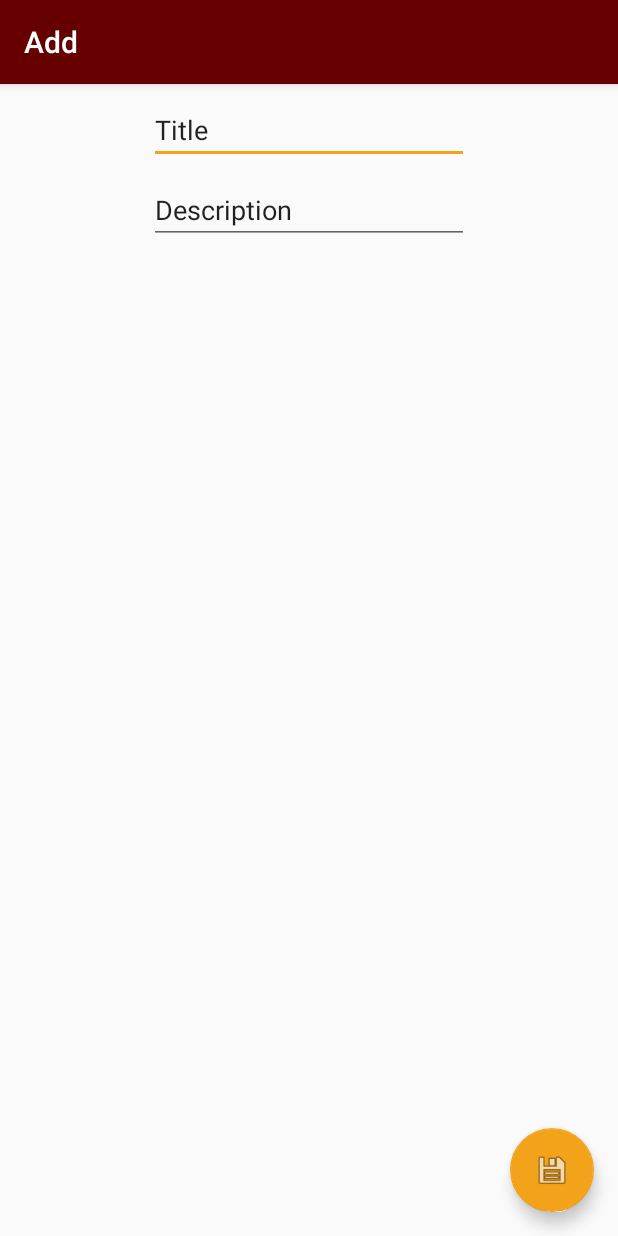
After one commit to RikSlendebroek/Level4, an Android app: the Add screen opened directly, with no data from a screen before it, on a phone screen of 412 x 824 dp. The commit adds this screen. Run offline under Robolectric (Android 15) with nearby library versions, the phone set to English and light mode, and no system bars.

Commit message:
Bucket list

```diff
--- a/app/src/main/AndroidManifest.xml
+++ b/app/src/main/AndroidManifest.xml
@@ -9,6 +9,10 @@
         android:roundIcon="@mipmap/ic_launcher_round"
         android:supportsRtl="true"
         android:theme="@style/AppTheme">
+        <activity
+            android:name=".Add"
+            android:label="@string/title_activity_add"
+            android:theme="@style/AppTheme.NoActionBar"></activity>
         <activity
             android:name=".MainActivity"
             android:label="@string/app_name"
--- /dev/null
+++ b/app/src/main/java/com/example/bucketlist/Add.java
@@ -0,0 +1,29 @@
+package com.example.bucketlist;
+
+import android.os.Bundle;
+import android.support.design.widget.FloatingActionButton;
+import android.support.design.widget.Snackbar;
+import android.support.v7.app.AppCompatActivity;
+import android.support.v7.widget.Toolbar;
+import android.view.View;
+
+public class Add extends AppCompatActivity {
+
+    @Override
+    protected void onCreate(Bundle savedInstanceState) {
+        super.onCreate(savedInstanceState);
+        setContentView(R.layout.activity_add);
+        Toolbar toolbar = findViewById(R.id.toolbar);
+        setSupportActionBar(toolbar);
+
+        FloatingActionButton fab = findViewById(R.id.fab);
+        fab.setOnClickListener(new View.OnClickListener() {
+            @Override
+            public void onClick(View view) {
+                Snackbar.make(view, "Replace with your own action", Snackbar.LENGTH_LONG)
+                        .setAction("Action", null).show();
+            }
+        });
+    }
+
+}
--- /dev/null
+++ b/app/src/main/res/layout/activity_add.xml
@@ -0,0 +1,33 @@
+<?xml version="1.0" encoding="utf-8"?>
+<android.support.design.widget.CoordinatorLayout xmlns:android="http://schemas.android.com/apk/res/android"
+    xmlns:app="http://schemas.android.com/apk/res-auto"
+    xmlns:tools="http://schemas.android.com/tools"
+    android:layout_width="match_parent"
+    android:layout_height="match_parent"
+    tools:context=".Add">
+
+    <android.support.design.widget.AppBarLayout
+        android:layout_width="match_parent"
+        android:layout_height="wrap_content"
+        android:theme="@style/AppTheme.AppBarOverlay">
+
+        <android.support.v7.widget.Toolbar
+            android:id="@+id/toolbar"
+            android:layout_width="match_parent"
+            android:layout_height="?attr/actionBarSize"
+            android:background="?attr/colorPrimary"
+            app:popupTheme="@style/AppTheme.PopupOverlay" />
+
+    </android.support.design.widget.AppBarLayout>
+
+    <include layout="@layout/content_add" />
+
+    <android.support.design.widget.FloatingActionButton
+        android:id="@+id/fab"
+        android:layout_width="wrap_content"
+        android:layout_height="wrap_content"
+        android:layout_gravity="bottom|end"
+        android:layout_margin="@dimen/fab_margin"
+        app:srcCompat="@android:drawable/ic_menu_save" />
+
+</android.support.design.widget.CoordinatorLayout>
--- /dev/null
+++ b/app/src/main/res/layout/content_add.xml
@@ -0,0 +1,38 @@
+<?xml version="1.0" encoding="utf-8"?>
+<android.support.constraint.ConstraintLayout xmlns:android="http://schemas.android.com/apk/res/android"
+    xmlns:app="http://schemas.android.com/apk/res-auto"
+    xmlns:tools="http://schemas.android.com/tools"
+    android:layout_width="match_parent"
+    android:layout_height="match_parent"
+    app:layout_behavior="@string/appbar_scrolling_view_behavior"
+    tools:context=".Add"
+    tools:showIn="@layout/activity_add">
+
+    <EditText
+        android:id="@+id/editText"
+        android:layout_width="wrap_content"
+        android:layout_height="wrap_content"
+        android:layout_marginStart="8dp"
+        android:layout_marginTop="8dp"
+        android:layout_marginEnd="8dp"
+        android:ems="10"
+        android:inputType="textPersonName"
+        android:text="Title"
+        app:layout_constraintEnd_toEndOf="parent"
+        app:layout_constraintStart_toStartOf="parent"
+        app:layout_constraintTop_toTopOf="parent" />
+
+    <EditText
+        android:id="@+id/editText2"
+        android:layout_width="wrap_content"
+        android:layout_height="wrap_content"
+        android:layout_marginStart="8dp"
+        android:layout_marginTop="8dp"
+        android:layout_marginEnd="8dp"
+        android:ems="10"
+        android:inputType="textPersonName"
+        android:text="Description"
+        app:layout_constraintEnd_toEndOf="parent"
+        app:layout_constraintStart_toStartOf="parent"
+        app:layout_constraintTop_toBottomOf="@+id/editText" />
+</android.support.constraint.ConstraintLayout>
--- a/app/src/main/res/values/strings.xml
+++ b/app/src/main/res/values/strings.xml
@@ -1,4 +1,5 @@
 <resources>
     <string name="app_name">BucketList</string>
     <string name="action_settings">Settings</string>
+    <string name="title_activity_add">Add</string>
 </resources>
```
Also changed, not shown: app/src/main/java/com/example/bucketlist/Bucket.java (+36 -1 lines), app/src/main/java/com/example/bucketlist/MainActivity.java (+39 -1 lines).
